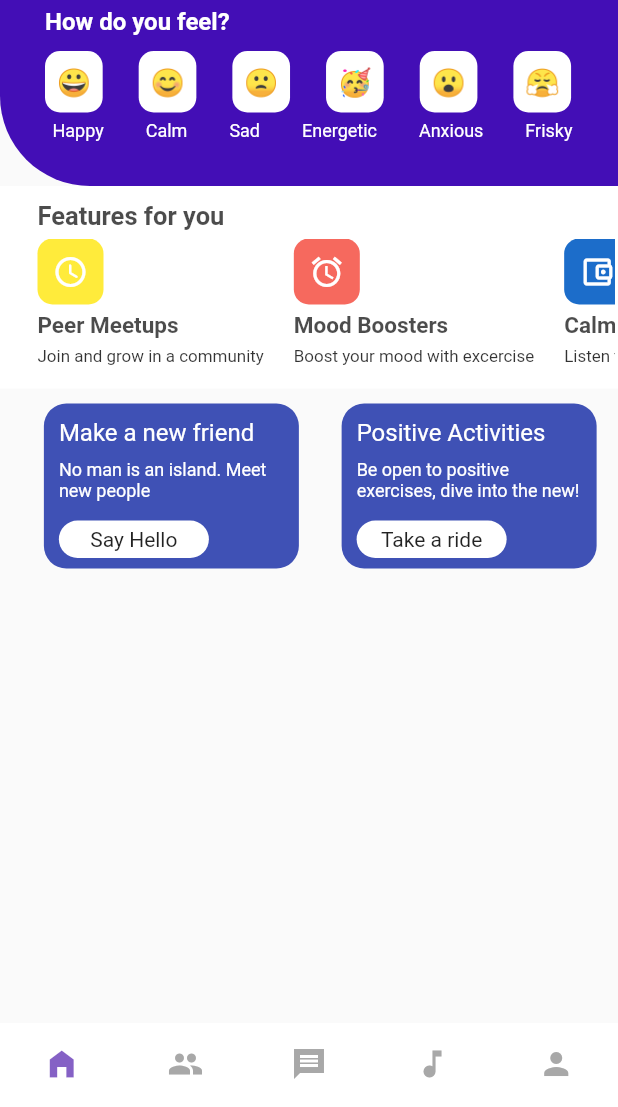
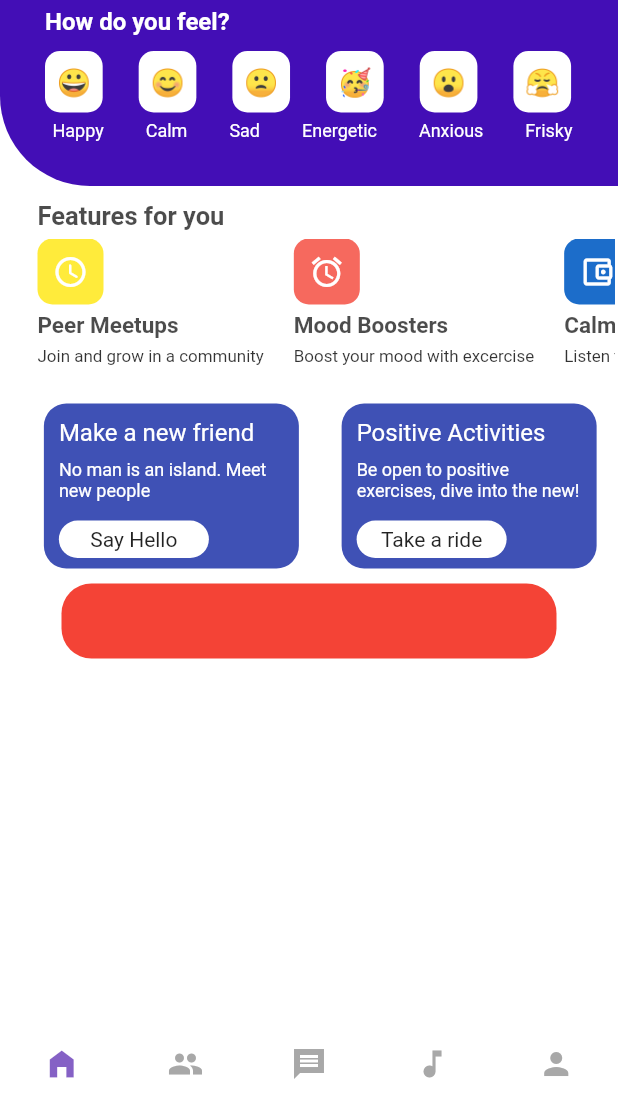
Before and after one commit to jaymesC/safeplace-social-app, a Flutter app: the screen it shows after launch, on a phone screen of 412 x 824 dp, the part 129-1236 px from its top. Run offline on Flutter 3.47's test engine with Material 2 defaults, Android fonts, the phone set to English and light mode, and no system bars; our stand-ins replace flutter_spinkit, font_awesome_flutter.

Commit message:
updated homepage and created new widget

```diff
--- a/lib/pages/home_page.dart
+++ b/lib/pages/home_page.dart
@@ -3,6 +3,7 @@ import 'package:safeplace_app/widgets/emoji_widget.dart';
 import 'package:safeplace_app/widgets/feature_card.dart';
 import 'package:font_awesome_flutter/font_awesome_flutter.dart';
 import 'package:safeplace_app/widgets/large_card.dart';
+import 'package:safeplace_app/widgets/list_tab.dart';
 
 class HomePage extends StatelessWidget {
   const HomePage({Key? key}) : super(key: key);
@@ -13,12 +14,18 @@ class HomePage extends StatelessWidget {
     double w = MediaQuery.of(context).size.width;
 
     return Scaffold(
+        backgroundColor: Colors.white,
         body: Container(
-      height: h,
-      child: Column(
-        children: [_headSection(), _featureSection(), _cardSection()],
-      ),
-    ));
+          height: h,
+          child: Column(
+            children: [
+              _headSection(),
+              _featureSection(),
+              _cardSection(),
+              _listTabSection()
+            ],
+          ),
+        ));
   }
 
   _headSection() {
@@ -189,7 +196,7 @@ class HomePage extends StatelessWidget {
                                     color: Colors.black.withOpacity(0.8))),
                             SizedBox(
                               width: 20,
-                            )
+                            ),
                           ],
                         ),
                       );
@@ -220,9 +227,14 @@ class HomePage extends StatelessWidget {
             heading: 'Positive Activities',
             description: 'Be open to positive exercises, dive into the new!',
             buttonText: 'Take a ride',
-          )
+          ),
+
         ],
       ),
     );
   }
+
+  _listTabSection() {
+    return ListTab();
+  }
 }
--- /dev/null
+++ b/lib/widgets/list_tab.dart
@@ -0,0 +1,15 @@
+import 'package:flutter/material.dart';
+
+class ListTab extends StatelessWidget {
+  const ListTab({Key? key}) : super(key: key);
+
+  @override
+  Widget build(BuildContext context) {
+    return Container(
+        margin: const EdgeInsets.only(top: 10),
+        width: 330,
+        height: 50,
+        decoration: BoxDecoration(
+            color: Colors.red, borderRadius: BorderRadius.circular(20)));
+  }
+}
```
Also changed, not shown: images/image1.PNG (added), images/image2.PNG (added), images/image3.PNG (added).
